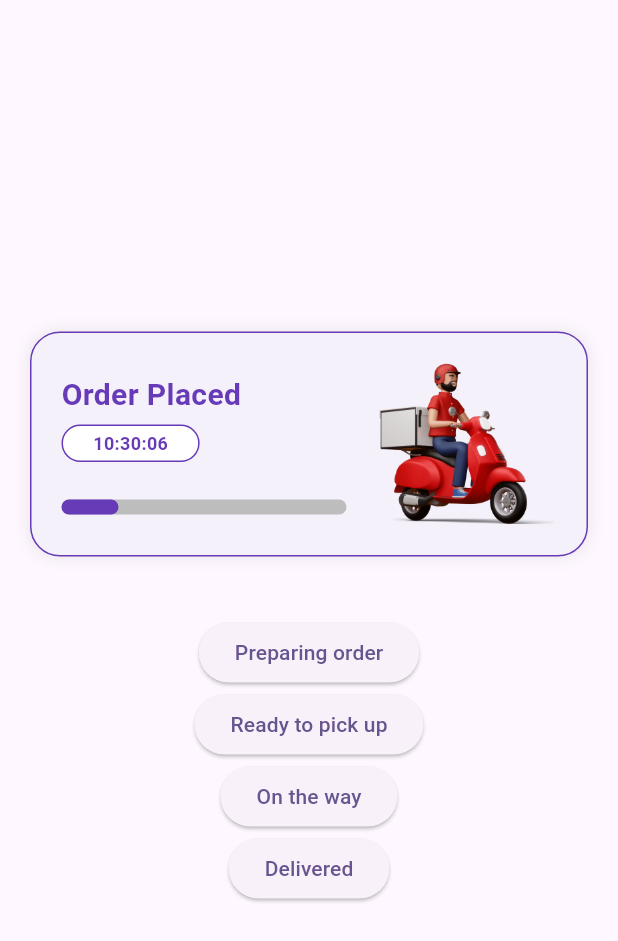
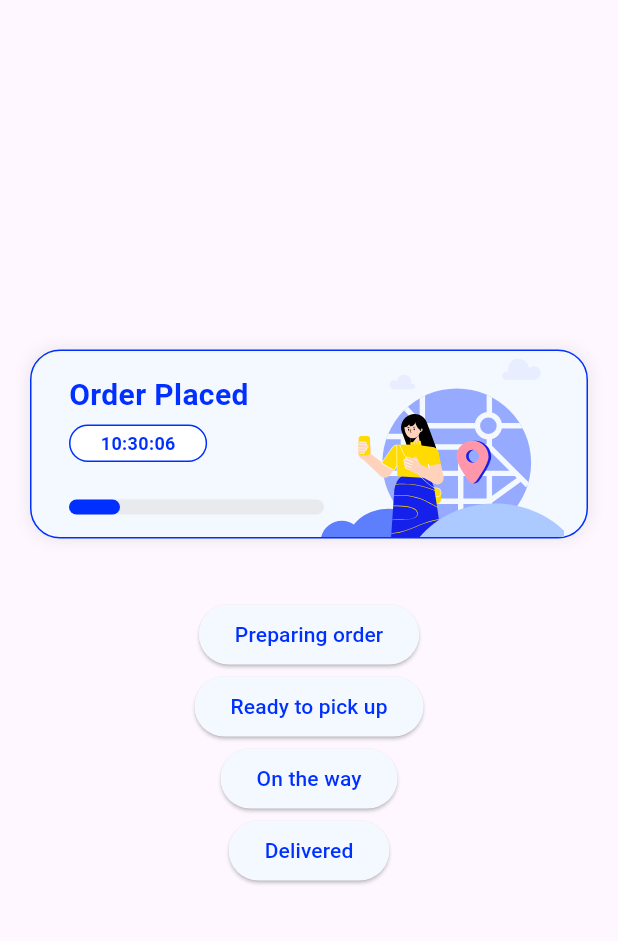
Before and after one commit to omi-nicolecardel/live-activity-ios, a Flutter app: the screen it shows after launch, on a phone screen of 412 x 824 dp. Shown: the top 941 px of the screen. Run offline on Flutter 3.47's test engine with Material 3 defaults, Android fonts, the phone set to English and light mode, and no system bars; our stand-ins replace flutter_svg; missing offline and left inert: live_activities.

Commit message:
Revise design

```diff
--- a/lib/order_status_page.dart
+++ b/lib/order_status_page.dart
@@ -1,6 +1,8 @@
 import 'dart:async';
 
 import 'package:flutter/material.dart';
+import 'package:flutter/widgets.dart';
+import 'package:flutter_svg/flutter_svg.dart';
 import 'package:intl/intl.dart';
 import 'package:live_activities/live_activities.dart';
 import 'package:live_activity_app/model/order_tracker_model.dart';
@@ -71,11 +73,10 @@ class _OrderStatusPageState extends State<OrderStatusPage> {
           children: [
             Container(
               width: MediaQuery.of(context).size.width,
-              padding: const EdgeInsets.symmetric(horizontal: 20, vertical: 10),
               margin: const EdgeInsets.symmetric(horizontal: 20),
               decoration: BoxDecoration(
-                color: const Color(0xFFf4f1fa),
-                border: Border.all(color: Colors.deepPurple),
+                color: const Color(0xFFF4F8FF),
+                border: Border.all(color: const Color(0xFF0030FF)),
                 borderRadius: BorderRadius.circular(20),
                 boxShadow: [
                   BoxShadow(
@@ -86,10 +87,15 @@ class _OrderStatusPageState extends State<OrderStatusPage> {
                   ),
                 ],
               ),
-              child: Row(
+              child: Stack(
+                children: [
+                  Row(
                     mainAxisAlignment: MainAxisAlignment.spaceBetween,
                     children: [
                       Expanded(
+                        child: Padding(
+                          padding: const EdgeInsets.only(
+                              left: 25.0, top: 15, bottom: 15),
                           child: Column(
                             crossAxisAlignment: CrossAxisAlignment.start,
                             children: [
@@ -98,7 +104,7 @@ class _OrderStatusPageState extends State<OrderStatusPage> {
                                 style: const TextStyle(
                                     fontSize: 20,
                                     fontWeight: FontWeight.bold,
-                              color: Colors.deepPurple),
+                                    color: Color(0xFF0030FF)),
                               ),
                               const SizedBox(height: 5),
                               Container(
@@ -106,7 +112,8 @@ class _OrderStatusPageState extends State<OrderStatusPage> {
                                     horizontal: 20, vertical: 3),
                                 decoration: BoxDecoration(
                                   color: Colors.white,
-                            border: Border.all(color: Colors.deepPurple),
+                                  border: Border.all(
+                                      color: const Color(0xFF0030FF)),
                                   borderRadius: BorderRadius.circular(20),
                                 ),
                                 child: Text(
@@ -114,35 +121,49 @@ class _OrderStatusPageState extends State<OrderStatusPage> {
                                   style: const TextStyle(
                                       fontSize: 12,
                                       fontWeight: FontWeight.bold,
-                                color: Colors.deepPurple),
+                                      color: Color(0xFF0030FF)),
                                 ),
                               ),
                               const SizedBox(height: 25),
-                        LinearProgressIndicator(
-                          backgroundColor: Colors.grey.shade400,
+                              SizedBox(
+                                width: 170,
+                                child: LinearProgressIndicator(
+                                  backgroundColor: Color(0xFFE8EAEE),
                                   minHeight: 10,
                                   borderRadius: BorderRadius.circular(20),
                                   value: orderTracker.progressValue,
-                          valueColor: const AlwaysStoppedAnimation<Color>(
-                              Colors.deepPurple),
-                        )
-                      ],
-                    ),
-                  ),
-                  const SizedBox(width: 20),
-                  Padding(
-                    padding: const EdgeInsets.only(top: 8.0),
-                    child: Image.asset(
-                      "assets/rider.png",
-                      width: 120,
-                      height: 120,
+                                  valueColor:
+                                      const AlwaysStoppedAnimation<Color>(
+                                          Color(0xFF0030FF)),
                                 ),
                               )
                             ],
                           ),
                         ),
+                      ),
+                      const SizedBox(width: 20),
+                    ],
+                  ),
+                  Positioned(
+                    top: 0,
+                    right: 15,
+                    bottom: 0,
+                    child: SvgPicture.asset(
+                      "assets/location-access.svg",
+                      width: 200,
+                      alignment: Alignment.bottomRight,
+                      allowDrawingOutsideViewBox: false,
+                    ),
+                  ),
+                ],
+              ),
+            ),
             const SizedBox(height: 40),
             ElevatedButton(
+                style: ElevatedButton.styleFrom(
+                  backgroundColor: const Color(0xFFF4F8FF),
+                  foregroundColor: const Color(0xFF0030FF),
+                ),
                 onPressed: () {
                   setState(() {
                     updateOrderStatus(OrderTrackerModel(
@@ -154,6 +175,10 @@ class _OrderStatusPageState extends State<OrderStatusPage> {
                 },
                 child: const Text('Preparing order')),
             ElevatedButton(
+                style: ElevatedButton.styleFrom(
+                  backgroundColor: const Color(0xFFF4F8FF),
+                  foregroundColor: const Color(0xFF0030FF),
+                ),
                 onPressed: () {
                   setState(() {
                     updateOrderStatus(OrderTrackerModel(
@@ -165,6 +190,10 @@ class _OrderStatusPageState extends State<OrderStatusPage> {
                 },
                 child: const Text('Ready to pick up')),
             ElevatedButton(
+                style: ElevatedButton.styleFrom(
+                  backgroundColor: const Color(0xFFF4F8FF),
+                  foregroundColor: const Color(0xFF0030FF),
+                ),
                 onPressed: () {
                   setState(() {
                     updateOrderStatus(OrderTrackerModel(
@@ -176,6 +205,10 @@ class _OrderStatusPageState extends State<OrderStatusPage> {
                 },
                 child: const Text('On the way')),
             ElevatedButton(
+                style: ElevatedButton.styleFrom(
+                  backgroundColor: const Color(0xFFF4F8FF),
+                  foregroundColor: const Color(0xFF0030FF),
+                ),
                 onPressed: () {
                   setState(() {
                     updateOrderStatus(OrderTrackerModel(
--- a/pubspec.yaml
+++ b/pubspec.yaml
@@ -36,6 +36,7 @@ dependencies:
   cupertino_icons: ^1.0.6
   intl: ^0.19.0
   live_activities: ^1.9.1+1
+  flutter_svg: ^2.0.10+1
 
 dev_dependencies:
   flutter_test:
```
Also changed, not shown: assets/location-access.png (added), assets/location-access.svg (added), assets/rider.png (deleted). Lines whose indentation alone changed are shown as unchanged.
